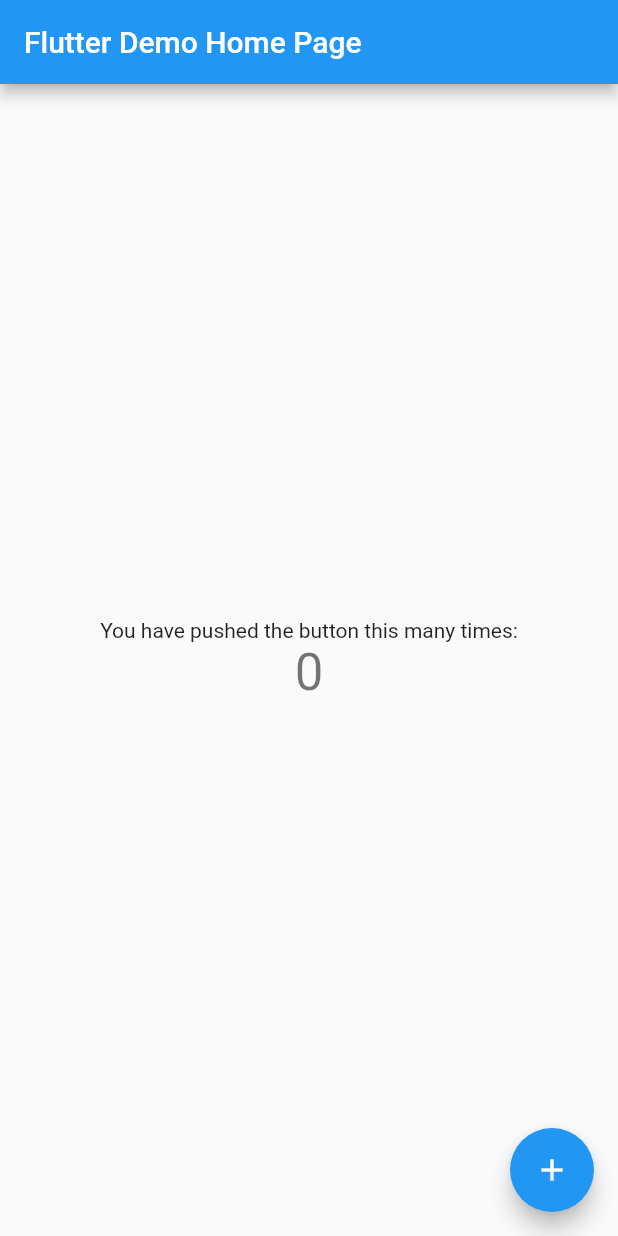
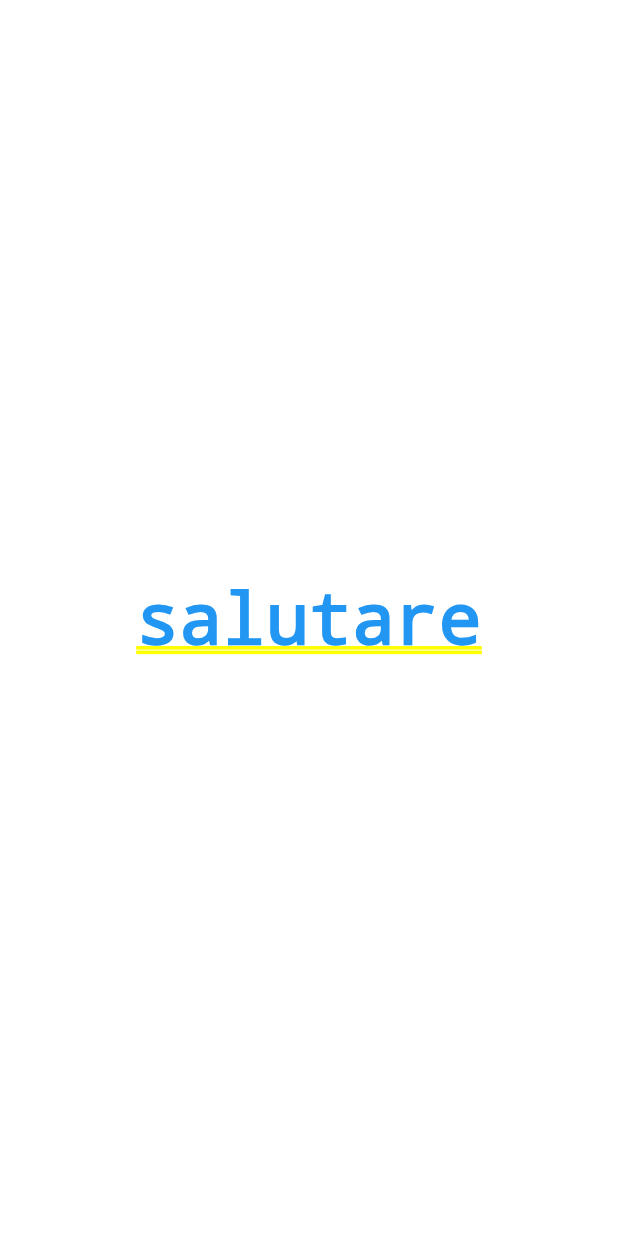
Before and after one commit to Zubii12/my_weather, a Flutter app: the screen it shows after launch, on a phone screen of 412 x 824 dp. Run offline on Flutter 3.47's test engine with Material 2 defaults, Android fonts, the phone set to English and light mode, and no system bars; our stand-ins replace built_collection, built_value, flutter_redux, freezed_annotation, redux, rxdart; missing offline and left inert: redux_epics.

```diff
--- a/mobile/lib/main.dart
+++ b/mobile/lib/main.dart
@@ -1,113 +1,71 @@
+import 'dart:async';
+import 'dart:developer';
+
 import 'package:flutter/material.dart';
+import 'package:flutter_redux/flutter_redux.dart';
+import 'package:mobile/src/init/init.dart';
+import 'package:mobile/src/models/index.dart';
+import 'package:mobile/src/presentation/home.dart';
+import 'package:mobile/src/presentation/routes.dart';
+import 'package:mobile/src/presentation/theme.dart';
+import 'package:mobile/src/presentation/widgets/actions_interceptor.dart';
+import 'package:redux/redux.dart';
 
 void main() {
-  runApp(MyApp());
+  runZonedGuarded(() async {
+    try {
+      WidgetsFlutterBinding.ensureInitialized();
+      final InitResult initResult = await init();
+      runApp(MyWeatherApp(result: initResult));
+    } catch (error, stackTrace) {
+      log('1Zone Error', error: error, stackTrace: stackTrace, zone: Zone.current);
+      print('1Zone z_error: $error');
+      print('1z_stackTrace: $stackTrace');
+      print('1z_zone ${Zone.current}');
+    }
+  }, (Object error, StackTrace stackTrace) {
+    log('2Zone Error', error: error, stackTrace: stackTrace, zone: Zone.current);
+    print('2Zone z_error: $error');
+    print('2z_stackTrace: $stackTrace');
+    print('2z_zone ${Zone.current}');
+  });
 }
 
-class MyApp extends StatelessWidget {
-  // This widget is the root of your application.
+class MyWeatherApp extends StatefulWidget {
+  const MyWeatherApp({Key? key, required this.result}) : super(key: key);
+
+  final InitResult result;
+
+  @override
+  _MyWeatherAppState createState() => _MyWeatherAppState();
+}
+
+class _MyWeatherAppState extends State<MyWeatherApp> {
   @override
   Widget build(BuildContext context) {
-    return MaterialApp(
-      title: 'Flutter Demo',
-      theme: ThemeData(
-        // This is the theme of your application.
-        //
-        // Try running your application with "flutter run". You'll see the
-        // application has a blue toolbar. Then, without quitting the app, try
-        // changing the primarySwatch below to Colors.green and then invoke
-        // "hot reload" (press "r" in the console where you ran "flutter run",
-        // or simply save your changes to "hot reload" in a Flutter IDE).
-        // Notice that the counter didn't reset back to zero; the application
-        // is not restarted.
-        primarySwatch: Colors.blue,
-      ),
-      home: const MyHomePage(title: 'Flutter Demo Home Page'),
+    return Builder(
+      builder: (BuildContext context) {
+        final Store<AppState> store = widget.result.store;
+        final Stream<dynamic> actions = widget.result.actions;
+
+        return ActionsInterceptor(
+          actions: actions,
+          child: StoreProvider<AppState>(
+            store: store,
+            child: MaterialApp(
+              theme: appTheme,
+              debugShowCheckedModeBanner: false,
+              onGenerateTitle: (BuildContext context) {
+                return 'MyWeather';
+              },
+              routes: <String, WidgetBuilder>{
+                ...AppRoutes.routes,
+                AppRoutes.home: (_) => const Home(),
+              },
+            ),
+          ),
+        );
+      },
     );
   }
 }
-
-class MyHomePage extends StatefulWidget {
-  const MyHomePage({Key? key, required this.title}) : super(key: key);
-
-  // This widget is the home page of your application. It is stateful, meaning
-  // that it has a State object (defined below) that contains fields that affect
-  // how it looks.
-
-  // This class is the configuration for the state. It holds the values (in this
-  // case the title) provided by the parent (in this case the App widget) and
-  // used by the build method of the State. Fields in a Widget subclass are
-  // always marked "final".
-
-  final String title;
-
-  @override
-  _MyHomePageState createState() => _MyHomePageState();
-}
-
-class _MyHomePageState extends State<MyHomePage> {
-  int _counter = 0;
-
-  void _incrementCounter() {
-    setState(() {
-      // This call to setState tells the Flutter framework that something has
-      // changed in this State, which causes it to rerun the build method below
-      // so that the display can reflect the updated values. If we changed
-      // _counter without calling setState(), then the build method would not be
-      // called again, and so nothing would appear to happen.
-      _counter++;
-    });
-  }
-
-  @override
-  Widget build(BuildContext context) {
-    // This method is rerun every time setState is called, for instance as done
-    // by the _incrementCounter method above.
-    //
-    // The Flutter framework has been optimized to make rerunning build methods
-    // fast, so that you can just rebuild anything that needs updating rather
-    // than having to individually change instances of widgets.
-    return Scaffold(
-      appBar: AppBar(
-        // Here we take the value from the MyHomePage object that was created by
-        // the App.build method, and use it to set our appbar title.
-        title: Text(widget.title),
-      ),
-      body: Center(
-        // Center is a layout widget. It takes a single child and positions it
-        // in the middle of the parent.
-        child: Column(
-          // Column is also a layout widget. It takes a list of children and
-          // arranges them vertically. By default, it sizes itself to fit its
-          // children horizontally, and tries to be as tall as its parent.
-          //
-          // Invoke "debug painting" (press "p" in the console, choose the
-          // "Toggle Debug Paint" action from the Flutter Inspector in Android
-          // Studio, or the "Toggle Debug Paint" command in Visual Studio Code)
-          // to see the wireframe for each widget.
-          //
-          // Column has various properties to control how it sizes itself and
-          // how it positions its children. Here we use mainAxisAlignment to
-          // center the children vertically; the main axis here is the vertical
-          // axis because Columns are vertical (the cross axis would be
-          // horizontal).
-          mainAxisAlignment: MainAxisAlignment.center,
-          children: <Widget>[
-            const Text(
-              'You have pushed the button this many times:',
-            ),
-            Text(
-              '$_counter',
-              style: Theme.of(context).textTheme.headline4,
-            ),
-          ],
-        ),
-      ),
-      floatingActionButton: FloatingActionButton(
-        onPressed: _incrementCounter,
-        tooltip: 'Increment',
-        child: const Icon(Icons.add),
-      ), // This trailing comma makes auto-formatting nicer for build methods.
-    );
-  }
-}
--- /dev/null
+++ b/mobile/lib/src/models/app_state.dart
@@ -0,0 +1,17 @@
+part of models;
+
+abstract class AppState implements Built<AppState, AppStateBuilder> {
+  factory AppState([void Function(AppStateBuilder b) updates]) = _$AppState;
+
+  factory AppState.initialState() {
+    return _$AppState();
+  }
+
+  AppState._();
+
+  BuiltSet<String> get pendingActions;
+
+  Map<String, dynamic> get json => serializers.serializeWith(serializer, this) as Map<String, dynamic>;
+
+  static Serializer<AppState> get serializer => _$appStateSerializer;
+}
--- /dev/null
+++ b/mobile/lib/src/presentation/home.dart
@@ -0,0 +1,19 @@
+import 'package:flutter/material.dart';
+
+class Home extends StatelessWidget {
+  const Home({Key? key}) : super(key: key);
+
+  @override
+  Widget build(BuildContext context) {
+    return Container(
+      child: const Center(
+        child: Text(
+          'salutare',
+          style: TextStyle(
+            color: Colors.blue,
+          ),
+        ),
+      ),
+    );
+  }
+}
--- /dev/null
+++ b/mobile/lib/src/presentation/routes.dart
@@ -0,0 +1,10 @@
+import 'package:flutter/material.dart';
+
+// ignore: avoid_classes_with_only_static_members
+abstract class AppRoutes {
+  static const String home = '/';
+
+  static final Map<String, WidgetBuilder> routes = <String, WidgetBuilder>{
+    // todo
+  };
+}
--- /dev/null
+++ b/mobile/lib/src/presentation/theme.dart
@@ -0,0 +1,5 @@
+import 'package:flutter/material.dart';
+
+ThemeData get appTheme {
+  return ThemeData();
+}
--- /dev/null
+++ b/mobile/lib/src/presentation/widgets/actions_interceptor.dart
@@ -0,0 +1,25 @@
+import 'package:flutter/material.dart';
+import 'package:mobile/src/actions/index.dart';
+import 'package:rxdart/rxdart.dart';
+
+class ActionsInterceptor extends InheritedWidget {
+  const ActionsInterceptor({
+    Key? key,
+    required Widget child,
+    required Stream<dynamic> actions,
+  })  : _actions = actions,
+        super(key: key, child: child);
+
+  final Stream<dynamic> _actions;
+
+  static Stream<T> of<T extends AppAction>(BuildContext context) {
+    final ActionsInterceptor instance =
+        context.getElementForInheritedWidgetOfExactType<ActionsInterceptor>()?.widget as ActionsInterceptor;
+    return instance._actions.whereType<T>();
+  }
+
+  @override
+  bool updateShouldNotify(ActionsInterceptor oldWidget) {
+    return false;
+  }
+}
```
Also changed, not shown: mobile/lib/src/actions/app/index.dart (added, +8 -0 lines), mobile/lib/src/actions/app/initialize_app.dart (added, +26 -0 lines), mobile/lib/src/actions/index.dart (added, +17 -0 lines), mobile/lib/src/epics/app_epics.dart (added, +10 -0 lines), mobile/lib/src/init/init.dart (added, +38 -0 lines), mobile/lib/src/middleware/app_middleware.dart (added, +10 -0 lines), mobile/lib/src/models/index.dart (added, +10 -0 lines), mobile/lib/src/models/serializers.dart (added, +16 -0 lines), mobile/lib/src/reducer/reducer.dart (added, +28 -0 lines), mobile/lib/src/actions/app/index.freezed.dart (added), mobile/lib/src/containers/index.dart (added), mobile/lib/src/data/index.dart (added), mobile/lib/src/models/index.g.dart (added), mobile/lib/src/models/serializers.g.dart (added), 1 other file.
